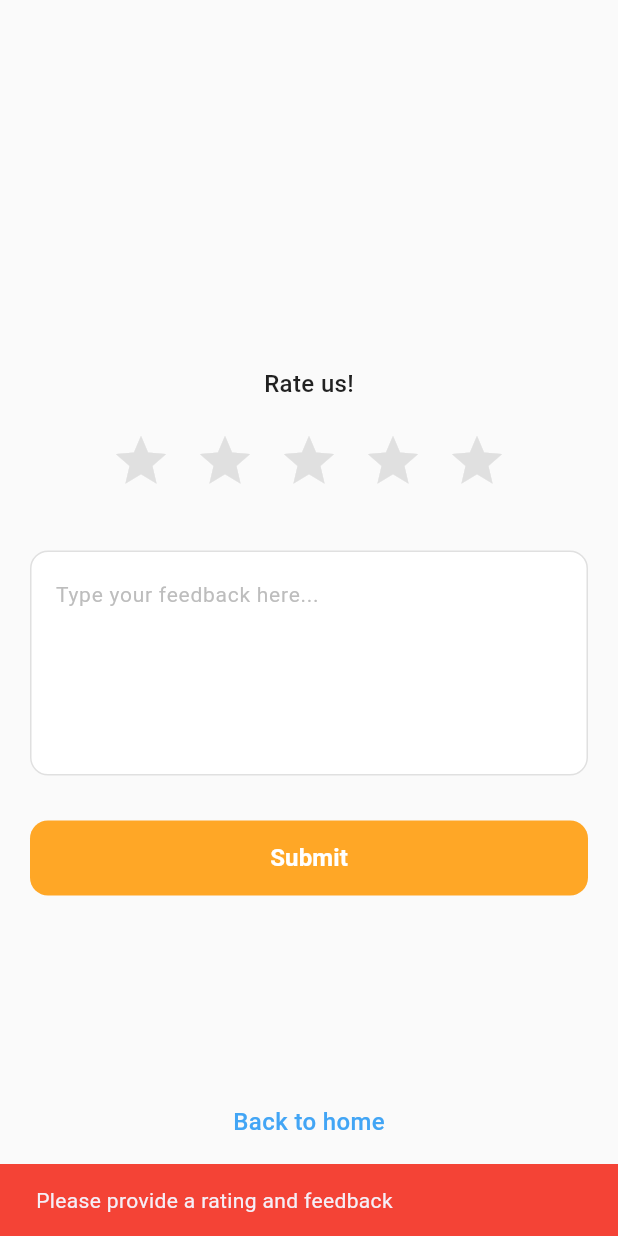
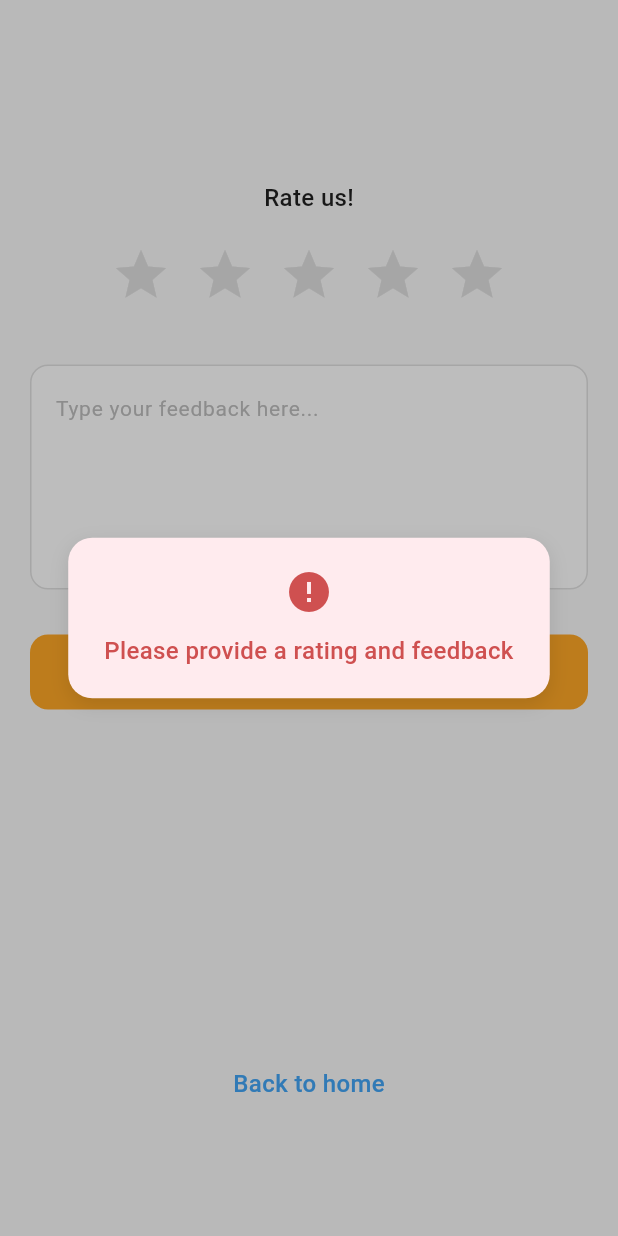
Before and after one commit to cideedic/itouru, a Flutter app: the Feedbacks screen opened directly, after a tap on "Submit", on a phone screen of 412 x 824 dp. Run offline on Flutter 3.47's test engine with Material 3 defaults, Android fonts, the phone set to English and light mode, and no system bars.

```diff
--- a/lib/feedback.dart
+++ b/lib/feedback.dart
@@ -23,28 +23,89 @@ class FeedbacksState extends State<Feedbacks> {
     });
   }
 
+  void _showModal({
+    required String message,
+    required Color backgroundColor,
+    required Color textColor,
+    required IconData icon,
+  }) {
+    showDialog(
+      context: context,
+      barrierDismissible: false,
+      barrierColor: Colors.black26,
+      builder: (BuildContext context) {
+        return Dialog(
+          backgroundColor: Colors.transparent,
+          elevation: 0,
+          child: Container(
+            padding: EdgeInsets.symmetric(horizontal: 24, vertical: 20),
+            decoration: BoxDecoration(
+              color: backgroundColor,
+              borderRadius: BorderRadius.circular(16),
+              boxShadow: [
+                BoxShadow(
+                  color: Colors.black.withValues(alpha: 0.1),
+                  blurRadius: 10,
+                  offset: Offset(0, 4),
+                ),
+              ],
+            ),
+            child: Column(
+              mainAxisSize: MainAxisSize.min,
+              children: [
+                Icon(icon, color: textColor, size: 32),
+                SizedBox(height: 12),
+                Text(
+                  message,
+                  style: TextStyle(
+                    color: textColor,
+                    fontSize: 16,
+                    fontWeight: FontWeight.w500,
+                  ),
+                  textAlign: TextAlign.center,
+                ),
+              ],
+            ),
+          ),
+        );
+      },
+    );
+
+    // Auto-dismiss after 2 seconds
+    Future.delayed(Duration(seconds: 2), () {
+      if (mounted && Navigator.canPop(context)) {
+        Navigator.of(context).pop();
+      }
+    });
+  }
+
   void _submitFeedback() {
     // Handle feedback submission
     if (_selectedRating > 0 && _feedbackController.text.isNotEmpty) {
-      // Show success message
-      ScaffoldMessenger.of(context).showSnackBar(
-        SnackBar(
-          content: Text('Thank you for your feedback!'),
-          backgroundColor: Colors.green,
-        ),
+      // Show success modal
+      _showModal(
+        message: 'Thank you for your feedback!',
+        backgroundColor: Colors.green[50]!,
+        textColor: const Color.fromARGB(255, 91, 194, 96),
+        icon: Icons.check_circle,
       );
-      // Clear form
+
+      // Clear form after showing modal
+      Future.delayed(Duration(seconds: 2), () {
+        if (mounted) {
           setState(() {
             _selectedRating = 0;
             _feedbackController.clear();
           });
+        }
+      });
     } else {
-      // Show error message
-      ScaffoldMessenger.of(context).showSnackBar(
-        SnackBar(
-          content: Text('Please provide a rating and feedback'),
-          backgroundColor: Colors.red,
-        ),
+      // Show error modal
+      _showModal(
+        message: 'Please provide a rating and feedback',
+        backgroundColor: Colors.red[50]!,
+        textColor: const Color.fromARGB(255, 207, 80, 80),
+        icon: Icons.error,
       );
     }
   }
@@ -53,23 +114,22 @@ class FeedbacksState extends State<Feedbacks> {
   Widget build(BuildContext context) {
     return Scaffold(
       backgroundColor: Colors.grey[50],
+      resizeToAvoidBottomInset: false, // Prevent resizing when keyboard appears
       body: SafeArea(
-        child: Padding(
+        child: Column(
+          children: [
+            // Main content area
+            Expanded(
+              child: SingleChildScrollView(
                 padding: const EdgeInsets.all(20.0),
                 child: Column(
                   children: [
                     // Logo section
-              Expanded(
-                flex: 2,
-                child: Center(
-                  child: Row(mainAxisAlignment: MainAxisAlignment.center),
-                ),
-              ),
-              // Content section
-              Expanded(
-                flex: 4,
-                child: Column(
-                  children: [
+                    SizedBox(height: 40),
+                    Row(mainAxisAlignment: MainAxisAlignment.center),
+
+                    SizedBox(height: 60),
+
                     // Rate us text
                     Text(
                       'Rate us!',
@@ -151,14 +211,17 @@ class FeedbacksState extends State<Feedbacks> {
                         ),
                       ),
                     ),
+
+                    // Add some bottom padding for scrolling
+                    SizedBox(height: 100),
                   ],
                 ),
               ),
+            ),
 
-              // Back to home link
-              Expanded(
-                flex: 1,
-                child: Center(
+            // Fixed Back to home link at bottom
+            Container(
+              padding: EdgeInsets.only(bottom: 90),
               child: GestureDetector(
                 onTap: () {
                   Navigator.pop(context);
@@ -173,9 +236,7 @@ class FeedbacksState extends State<Feedbacks> {
                 ),
               ),
             ),
-              ),
           ],
-          ),
         ),
       ),
     );
```
Lines whose indentation alone changed are shown as unchanged.
